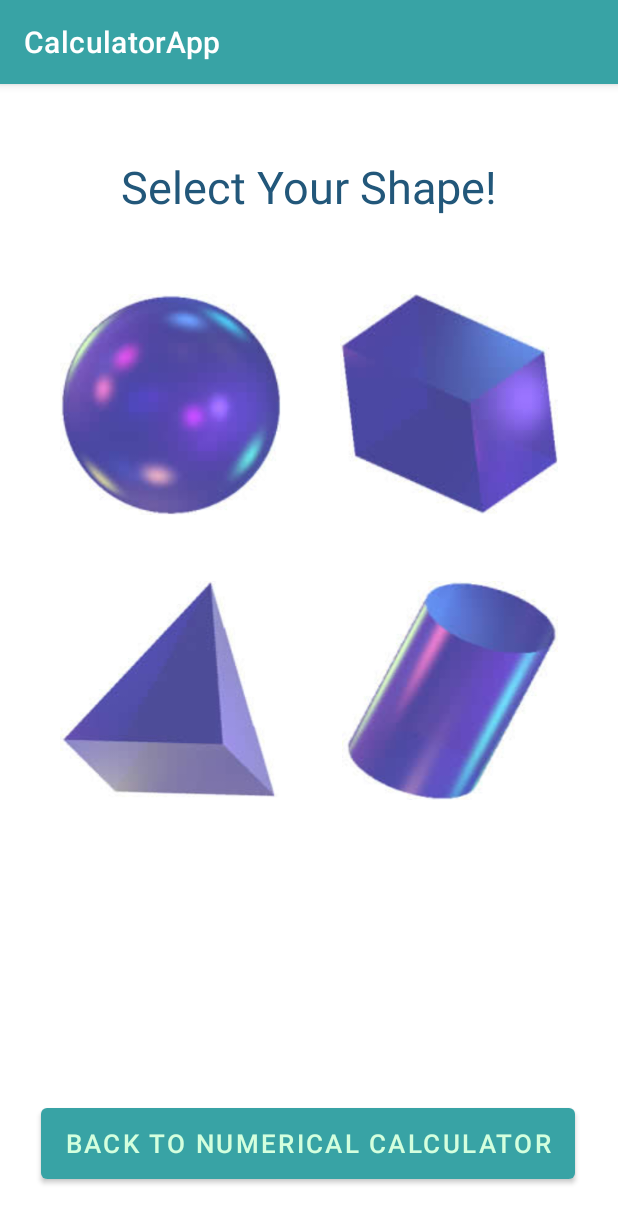
After one commit to costigane/Calculator, an Android app: the PageSwitchActivity screen opened directly, with no data from a screen before it, on a phone screen of 412 x 824 dp. The commit adds this screen. Shown: the top 1223 px of the screen. Run offline under Robolectric (Android 15) with nearby library versions, the phone set to English and light mode, and no system bars.

Commit message:
page switch working, buttons and activities created for volume calculators

```diff
--- a/app/src/main/java/com/example/calculatorapp/MainActivity.java
+++ b/app/src/main/java/com/example/calculatorapp/MainActivity.java
@@ -18,6 +18,10 @@ public class MainActivity extends AppCompatActivity {
         setContentView(R.layout.activity_main);
     }
 
+    public void switchScreenSelector(View view) {
+        Intent intent = new Intent(this, PageSwitchActivity.class);
+        startActivity(intent);
+    }
 
     public void findSum(View view) {
         EditText number1ET = findViewById(R.id.input1);
--- /dev/null
+++ b/app/src/main/java/com/example/calculatorapp/PageSwitchActivity.java
@@ -0,0 +1,23 @@
+package com.example.calculatorapp;
+
+import androidx.appcompat.app.AppCompatActivity;
+
+import android.content.Intent;
+import android.os.Bundle;
+import android.view.View;
+import android.widget.EditText;
+import android.widget.TextView;
+
+public class PageSwitchActivity extends AppCompatActivity {
+
+    @Override
+    protected void onCreate(Bundle savedInstanceState) {
+        super.onCreate(savedInstanceState);
+        setContentView(R.layout.activity_page_switch);
+    }
+
+    public void switchScreenNumerical(View view) {
+        Intent intent = new Intent(this, MainActivity.class);
+        startActivity(intent);
+    }
+}
--- a/app/src/main/res/layout/activity_main.xml
+++ b/app/src/main/res/layout/activity_main.xml
@@ -108,6 +108,7 @@
         android:text="Volume Calculator"
         android:textColor="@color/light_green1"
         android:textSize="17sp"
+        android:onClick="switchScreenSelector"
         app:layout_constraintBottom_toBottomOf="parent"
         app:layout_constraintEnd_toEndOf="parent"
         app:layout_constraintHorizontal_bias="0.495"
--- /dev/null
+++ b/app/src/main/res/layout/activity_page_switch.xml
@@ -0,0 +1,78 @@
+<?xml version="1.0" encoding="utf-8"?>
+<androidx.constraintlayout.widget.ConstraintLayout xmlns:android="http://schemas.android.com/apk/res/android"
+    xmlns:app="http://schemas.android.com/apk/res-auto"
+    xmlns:tools="http://schemas.android.com/tools"
+    android:layout_width="match_parent"
+    android:layout_height="match_parent"
+    android:background="@color/white"
+    tools:context=".PageSwitchActivity"
+    tools:layout_editor_absoluteY="81dp">
+
+
+    <ImageButton
+        android:id="@+id/rectPrismButton"
+        android:layout_width="145dp"
+        android:layout_height="147dp"
+        android:layout_marginTop="140dp"
+        android:layout_marginEnd="40dp"
+        android:background="@drawable/rectangular_prism"
+        app:layout_constraintEnd_toEndOf="parent"
+        app:layout_constraintTop_toTopOf="parent" />
+
+    <ImageButton
+        android:id="@+id/cylinderButton"
+        android:layout_width="144dp"
+        android:layout_height="146dp"
+        android:layout_marginTop="44dp"
+        android:layout_marginEnd="40dp"
+        android:background="@drawable/blue_cylinder"
+        app:layout_constraintEnd_toEndOf="parent"
+        app:layout_constraintTop_toBottomOf="@+id/rectPrismButton" />
+
+    <ImageButton
+        android:id="@+id/sphereButton"
+        android:layout_width="147dp"
+        android:layout_height="147dp"
+        android:layout_marginStart="40dp"
+        android:layout_marginTop="140dp"
+        android:background="@drawable/sphere"
+        app:layout_constraintStart_toStartOf="parent"
+        app:layout_constraintTop_toTopOf="parent" />
+
+    <ImageButton
+        android:id="@+id/pyramidButton"
+        android:layout_width="146dp"
+        android:layout_height="147dp"
+        android:layout_marginStart="40dp"
+        android:layout_marginTop="44dp"
+        android:background="@drawable/blue_square_pyramid"
+        app:layout_constraintStart_toStartOf="parent"
+        app:layout_constraintTop_toBottomOf="@+id/sphereButton" />
+
+    <Button
+        android:id="@+id/backButton"
+        android:layout_width="356dp"
+        android:layout_height="59dp"
+        android:layout_marginBottom="32dp"
+        android:text="Back to Numerical Calculator"
+        android:textColor="@color/light_green1"
+        android:textSize="17sp"
+        android:onClick="switchScreenNumerical"
+        app:layout_constraintBottom_toBottomOf="parent"
+        app:layout_constraintEnd_toEndOf="parent"
+        app:layout_constraintHorizontal_bias="0.49"
+        app:layout_constraintStart_toStartOf="parent" />
+
+    <TextView
+        android:id="@+id/directionsTV"
+        android:layout_width="wrap_content"
+        android:layout_height="wrap_content"
+        android:layout_marginTop="48dp"
+        android:text="Select Your Shape!"
+        android:textSize="30sp"
+        android:textColor="@color/dark_blue"
+        app:layout_constraintEnd_toEndOf="parent"
+        app:layout_constraintStart_toStartOf="parent"
+        app:layout_constraintTop_toTopOf="parent" />
+
+</androidx.constraintlayout.widget.ConstraintLayout>
```
Also changed, not shown: app/src/main/AndroidManifest.xml (+15 -0 lines), app/src/main/java/com/example/calculatorapp/CylinderCalc.java (added, +14 -0 lines), app/src/main/java/com/example/calculatorapp/PyramidVolume.java (added, +14 -0 lines), app/src/main/java/com/example/calculatorapp/RectPrismVolume.java (added, +14 -0 lines), app/src/main/java/com/example/calculatorapp/SphereVolume.java (added, +14 -0 lines), app/src/main/res/layout/activity_cylinder_calc.xml (added, +9 -0 lines), app/src/main/res/layout/activity_pyramid_volume.xml (added, +9 -0 lines), app/src/main/res/layout/activity_rect_prism_volume.xml (added, +9 -0 lines), app/src/main/res/layout/activity_sphere_volume.xml (added, +9 -0 lines), app/src/main/res/layout/activity_sphere_volume_calc.xml (added, +9 -0 lines), app/src/main/res/drawable/blue_cylinder.jpg (added), app/src/main/res/drawable/blue_square_pyramid.jpg (added), app/src/main/res/drawable/rectangular_prism.jpg (added), app/src/main/res/drawable/sphere.jpg (added).
